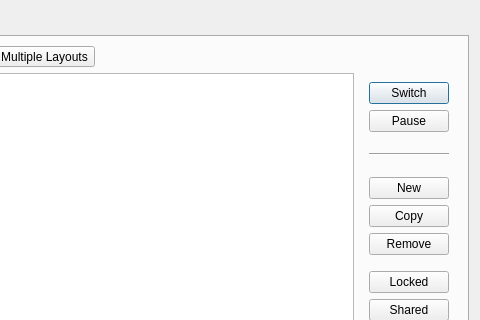
This is app/settings/dialogs/settingsdialog.ui in KDE/latte-dock as Qt 5 draws it before an edit; both pictures show x 486 to 966 and y 0 to 320 of the 966 by 781 pixel window. The edited form follows.
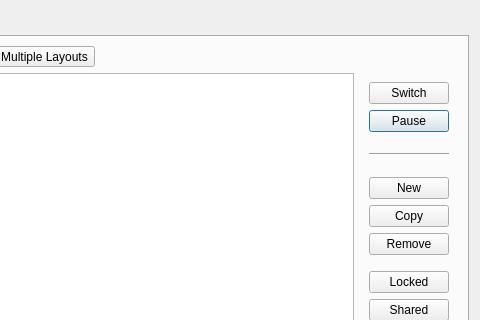
This is the edited form. Icons and pictures are not drawn. Custom widgets are drawn as their Qt base class.

Commit message: dont switch layout with Enter in settings

Patch:
```diff
--- a/app/settings/dialogs/settingsdialog.ui
+++ b/app/settings/dialogs/settingsdialog.ui
@@ -160,6 +160,9 @@
                  <iconset theme="user-identity">
                   <normaloff>.</normaloff>.</iconset>
                 </property>
+                <property name="autoDefault">
+                 <bool>false</bool>
+                </property>
                </widget>
               </item>
               <item>
```
Left out of the diff: 5 changed lines with no effect on the pictures.
